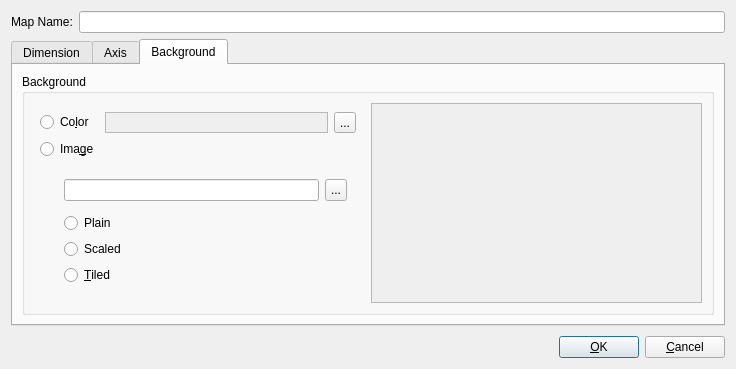
dyle/rpgmapper, file bin/view/mappropertiesdialog.ui: the form before one commit.
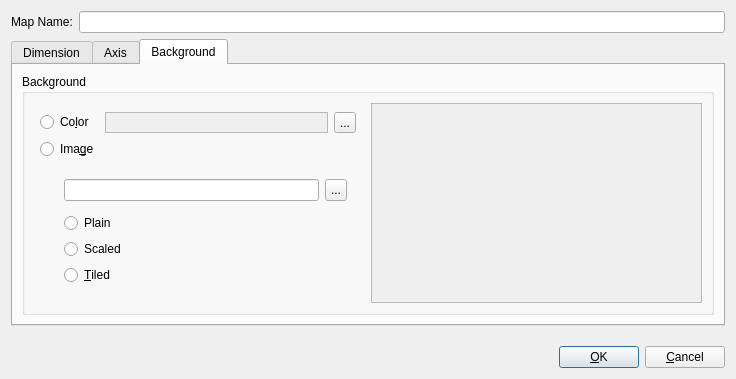
The form after the commit. Icons and pictures are not drawn. Custom widgets are drawn as their Qt base class.

Commit message: displays selected background image in map properties

Diff of the .ui file:
```diff
--- a/bin/view/mappropertiesdialog.ui
+++ b/bin/view/mappropertiesdialog.ui
@@ -7,7 +7,7 @@
     <x>0</x>
     <y>0</y>
     <width>736</width>
-    <height>369</height>
+    <height>379</height>
    </rect>
   </property>
   <property name="windowTitle">
```
Left out of the diff: 5 changed lines with no effect on the pictures. The commit also changes 2 other files.
